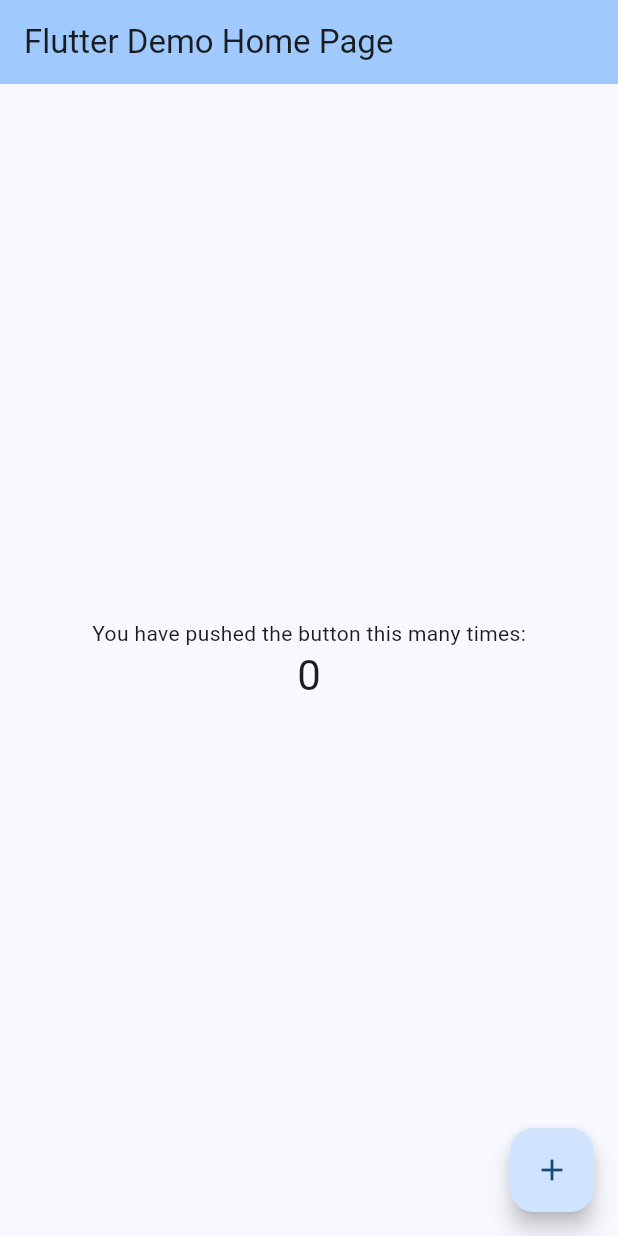
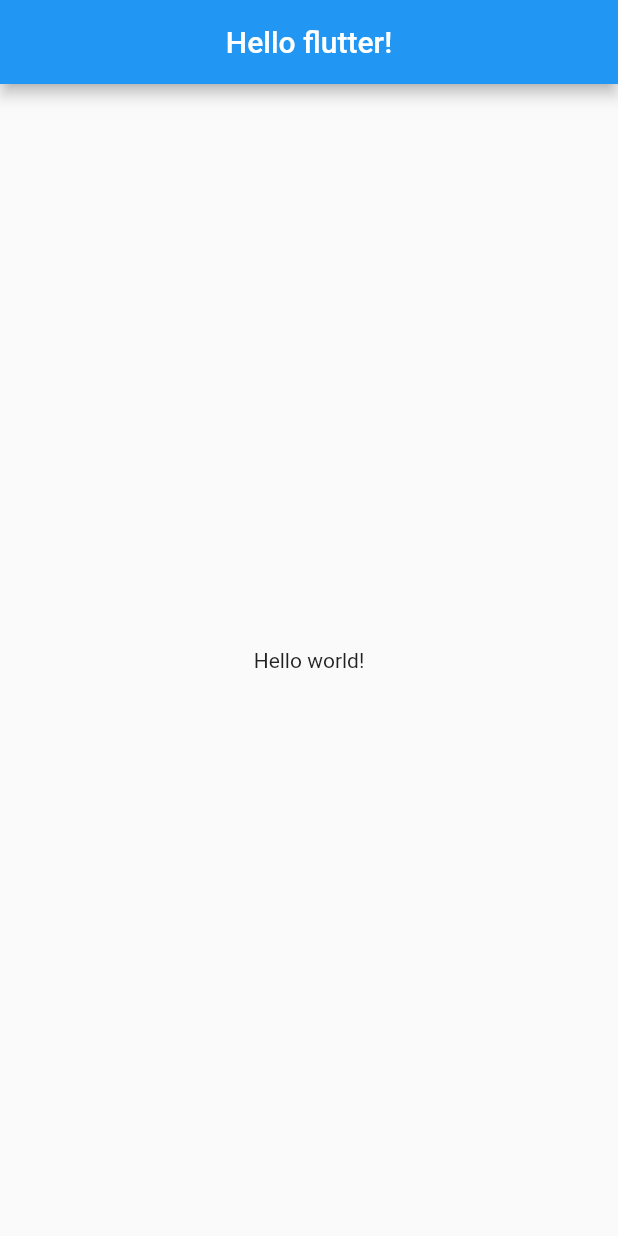
Before and after one commit to ezurno/flutter_ui, a Flutter app: the screen it shows after launch, on a phone screen of 412 x 824 dp. Run offline on Flutter 3.47's test engine with Material 2 defaults, Android fonts, the phone set to English and light mode, and no system bars.

Commit message:
LEARN: widget
1. widget 은 flutter 내에서 UI를 만들기 위한 레고 블럭과 같음

2. runApp은 기본적으로 Widget을 args 로 가짐

3. 기초적인 class가 Widget이 되기 위해선 flutter SDK의 3가지 core 중 하나 (StatelessWidget) 을 사용해주어야 함

4. Widget이 된 App은 build가 존재해야 함

5. 스타일은 Material (google) 과 Cupertino (ios) 가 존재함

6. Scaffold 는 격자이며 그 안에 Widget을 수납하는 방식

```diff
--- a/lib/main.dart
+++ b/lib/main.dart
@@ -1,125 +1,31 @@
 import 'package:flutter/material.dart';
 
 void main() {
-  runApp(const MyApp());
+  runApp(App());
+  // runApp 은 Widget을 args로 갖는다.
+  // flutter 의 관점에서 Widget 이란 UI를 만드는 레고블럭 같은 것.
 }
 
-class MyApp extends StatelessWidget {
-  const MyApp({super.key});
-
-  // This widget is the root of your application.
+class App extends StatelessWidget {
+  // Widget 이 된 App은 StatelessWidget의 규칙을 따라야 함 => build를 생성해야 함
   @override
   Widget build(BuildContext context) {
     return MaterialApp(
-      title: 'Flutter Demo',
-      theme: ThemeData(
-        // This is the theme of your application.
-        //
-        // TRY THIS: Try running your application with "flutter run". You'll see
-        // the application has a blue toolbar. Then, without quitting the app,
-        // try changing the seedColor in the colorScheme below to Colors.green
-        // and then invoke "hot reload" (save your changes or press the "hot
-        // reload" button in a Flutter-supported IDE, or press "r" if you used
-        // the command line to start the app).
-        //
-        // Notice that the counter didn't reset back to zero; the application
-        // state is not lost during the reload. To reset the state, use hot
-        // restart instead.
-        //
-        // This works for code too, not just values: Most code changes can be
-        // tested with just a hot reload.
-        colorScheme: ColorScheme.fromSeed(seedColor: Colors.blue),
-        useMaterial3: true,
+      home: Scaffold(
+        appBar: AppBar(
+          title: Center(
+            child: Text("Hello flutter!"),
+          ),
+        ),
+        body: Center(
+          child: Text("Hello world!"),
+        ),
       ),
-      home: const MyHomePage(title: 'Flutter Demo Home Page'),
-    );
+    ); // build 는 Material (*google) 과 Cupertino (*ios) 중 하나를 반환 해야 함
   }
 }
 
-class MyHomePage extends StatefulWidget {
-  const MyHomePage({super.key, required this.title});
-
-  // This widget is the home page of your application. It is stateful, meaning
-  // that it has a State object (defined below) that contains fields that affect
-  // how it looks.
-
-  // This class is the configuration for the state. It holds the values (in this
-  // case the title) provided by the parent (in this case the App widget) and
-  // used by the build method of the State. Fields in a Widget subclass are
-  // always marked "final".
-
-  final String title;
-
-  @override
-  State<MyHomePage> createState() => _MyHomePageState();
-}
-
-class _MyHomePageState extends State<MyHomePage> {
-  int _counter = 0;
-
-  void _incrementCounter() {
-    setState(() {
-      // This call to setState tells the Flutter framework that something has
-      // changed in this State, which causes it to rerun the build method below
-      // so that the display can reflect the updated values. If we changed
-      // _counter without calling setState(), then the build method would not be
-      // called again, and so nothing would appear to happen.
-      _counter++;
-    });
-  }
-
-  @override
-  Widget build(BuildContext context) {
-    // This method is rerun every time setState is called, for instance as done
-    // by the _incrementCounter method above.
-    //
-    // The Flutter framework has been optimized to make rerunning build methods
-    // fast, so that you can just rebuild anything that needs updating rather
-    // than having to individually change instances of widgets.
-    return Scaffold(
-      appBar: AppBar(
-        // TRY THIS: Try changing the color here to a specific color (to
-        // Colors.amber, perhaps?) and trigger a hot reload to see the AppBar
-        // change color while the other colors stay the same.
-        backgroundColor: Theme.of(context).colorScheme.inversePrimary,
-        // Here we take the value from the MyHomePage object that was created by
-        // the App.build method, and use it to set our appbar title.
-        title: Text(widget.title),
-      ),
-      body: Center(
-        // Center is a layout widget. It takes a single child and positions it
-        // in the middle of the parent.
-        child: Column(
-          // Column is also a layout widget. It takes a list of children and
-          // arranges them vertically. By default, it sizes itself to fit its
-          // children horizontally, and tries to be as tall as its parent.
-          //
-          // Column has various properties to control how it sizes itself and
-          // how it positions its children. Here we use mainAxisAlignment to
-          // center the children vertically; the main axis here is the vertical
-          // axis because Columns are vertical (the cross axis would be
-          // horizontal).
-          //
-          // TRY THIS: Invoke "debug painting" (choose the "Toggle Debug Paint"
-          // action in the IDE, or press "p" in the console), to see the
-          // wireframe for each widget.
-          mainAxisAlignment: MainAxisAlignment.center,
-          children: <Widget>[
-            const Text(
-              'You have pushed the button this many times:',
-            ),
-            Text(
-              '$_counter',
-              style: Theme.of(context).textTheme.headlineMedium,
-            ),
-          ],
-        ),
-      ),
-      floatingActionButton: FloatingActionButton(
-        onPressed: _incrementCounter,
-        tooltip: 'Increment',
-        child: const Icon(Icons.add),
-      ), // This trailing comma makes auto-formatting nicer for build methods.
-    );
-  }
-}
+/*
+class App 을 Widget으로 만들기 위해서는 flutter SDK 에 있는 3가지 core 중에
+하나를 상속 받아야 함 그중 하나가 StatelessWidget
+*/
```
